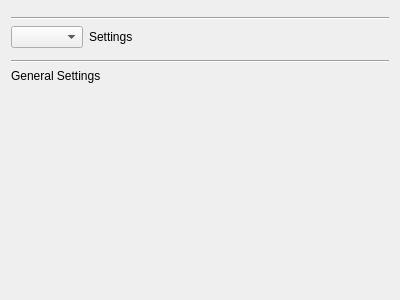
First picture: the form in atef/ui/step_page.ui, repository pcdshub/atef, before the edit.
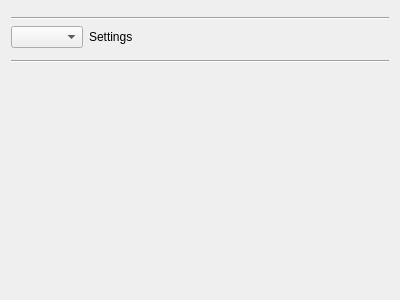
Second picture: the form after the edit.

Commit message: MNT: put general settings in an expandable frame, report connection issues more loudly

What changed in the file:
```diff
--- a/atef/ui/step_page.ui
+++ b/atef/ui/step_page.ui
@@ -79,14 +79,7 @@
     </widget>
    </item>
    <item>
-    <widget class="QLabel" name="label_10">
-     <property name="text">
-      <string>General Settings</string>
-     </property>
-    </widget>
-   </item>
-   <item>
-    <widget class="QWidget" name="general_procedure_placeholder" native="true"/>
+    <widget class="QFrame" name="general_procedure_placeholder"/>
    </item>
    <item>
     <widget class="QWidget" name="bottom_spacer" native="true">
```
The commit also changes 2 other files.
